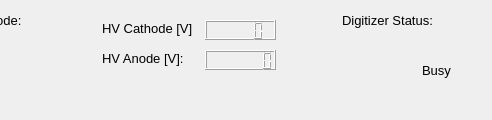
Old version of the form sbndprmdaq/controls.ui in the repository marcodeltutto/SBNDPurityMonitorDAQ; both pictures show x 508 to 1000 and y 0 to 120 of the 1000 by 120 pixel window.
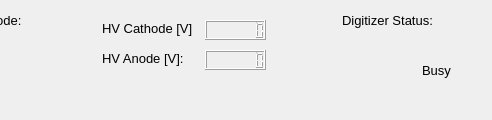
New version of the form. Icons and pictures are not drawn. Custom widgets are drawn as their Qt base class.

Commit message: Enlarge LCD display

Diff of the .ui file:
```diff
--- a/sbndprmdaq/controls.ui
+++ b/sbndprmdaq/controls.ui
@@ -239,10 +239,13 @@
      <rect>
       <x>713</x>
       <y>20</y>
-      <width>71</width>
+      <width>61</width>
       <height>20</height>
      </rect>
     </property>
+    <property name="digitCount">
+     <number>7</number>
+    </property>
    </widget>
    <widget class="QLabel" name="label">
     <property name="geometry">
@@ -285,7 +288,7 @@
      <rect>
       <x>713</x>
       <y>50</y>
-      <width>71</width>
+      <width>61</width>
       <height>20</height>
      </rect>
     </property>
```
